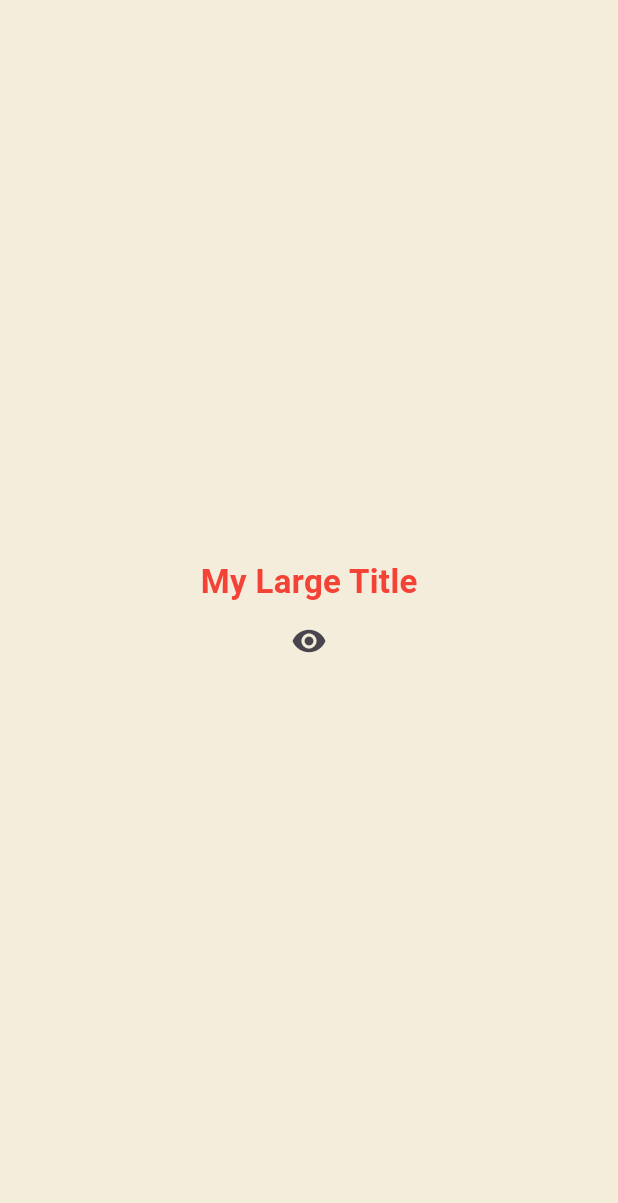
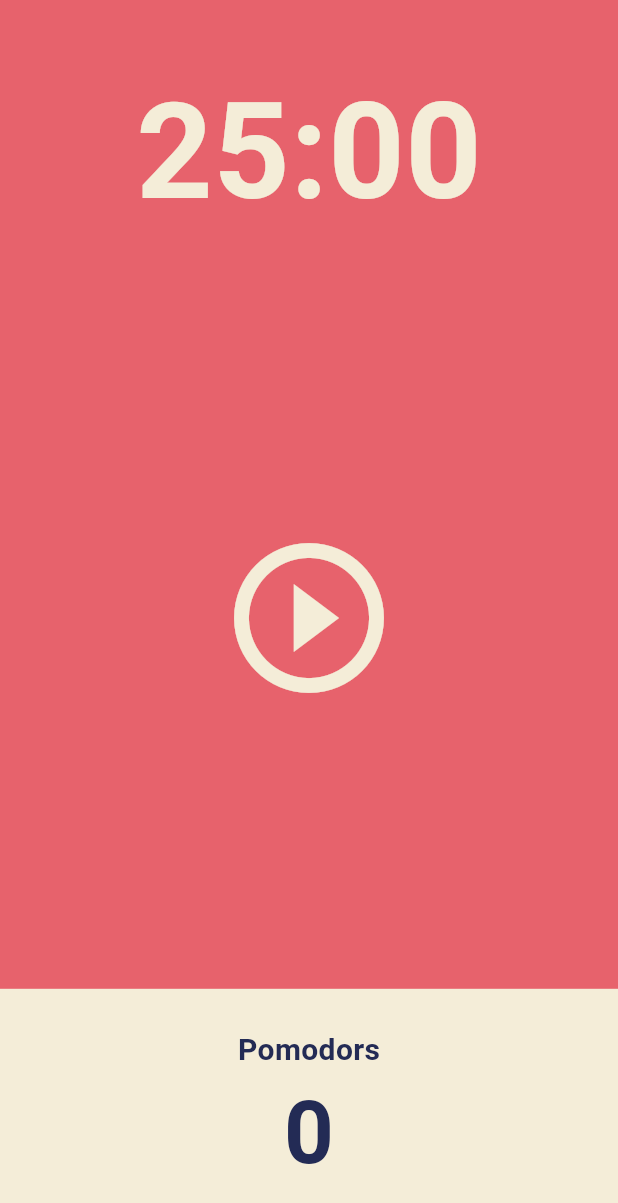
Before and after one commit to jhk3261/toonflix, a Flutter app: the screen it shows after launch, on a phone screen of 412 x 824 dp. Shown: the top 1203 px of the screen. Run offline on Flutter 3.47's test engine with Material 3 defaults, Android fonts, the phone set to English and light mode, and no system bars.

Commit message:
뽀모도로앱 #1
- UI디자인 완료
- 한 화면 만들기
- flexible 공부(flex 속성으로 비율 조정)
- 구역 너비 확장하는 법

```diff
--- a/lib/main.dart
+++ b/lib/main.dart
@@ -1,108 +1,28 @@
 import 'package:flutter/material.dart';
+import 'package:toonflix/screens/home_screen.dart';
 
 void main() {
   runApp(const App());
 }
 
-class App extends StatefulWidget {
+class App extends StatelessWidget {
   const App({super.key});
-
-  @override
-  State<App> createState() => _AppState();
-}
-
-//UI구축
-class _AppState extends State<App> {
-  // List<int> numbers = [];
-  // int counter = 0;
-  bool showTitle = true;
-
-  void toggleTitle() {
-    setState(() {
-      showTitle = !showTitle;
-    });
-  }
-
-  void onClicked() {
-    setState(() {
-      //데이터변경 알리는 함수 (없다면 build함수 실행 안 됨)
-      //데이터 변경을 무조건 여기 넣어야하나? 답은 노. (넣으면 가독성은 좋다.)
-      // numbers.add(numbers.length);
-    });
-  }
 
   @override
   Widget build(BuildContext context) {
     return MaterialApp(
-        theme: ThemeData(
-          textTheme: const TextTheme(
-            titleLarge: TextStyle(
-              color: Colors.red,
-            ),
+      theme: ThemeData(
+        //backgroundColor 바로 쓰면 오류! (옛날버젼)
+        scaffoldBackgroundColor: const Color(0xFFE7626C),
+        textTheme: const TextTheme(
+          //headline1 오류
+          headlineLarge: TextStyle(
+            color: Color(0XFF232B55),
           ),
         ),
-        home: Scaffold(
-          backgroundColor: const Color(0xFFF4EDDB),
-          body: Center(
-            child: Column(
-              mainAxisAlignment: MainAxisAlignment.center,
-              children: [
-                showTitle ? const MyLargeTitle() : const Text('nothing'),
-                IconButton(
-                    onPressed: toggleTitle,
-                    icon: const Icon(Icons.remove_red_eye))
-                // for (var n in numbers) Text('$n'),
-                // Text(
-                //   '$counter',
-                //   style: const TextStyle(
-                //     fontSize: 20,
-                //   ),
-                // ),
-                // IconButton(
-                //     onPressed: onClicked, icon: const Icon(Icons.add_box_rounded))
-              ],
-            ),
-          ),
-        ));
-  }
-}
-
-//appstate에서 위젯 분리
-class MyLargeTitle extends StatefulWidget {
-  const MyLargeTitle({
-    super.key,
-  });
-
-  @override
-  State<MyLargeTitle> createState() => _MyLargeTitleState();
-}
-
-class _MyLargeTitleState extends State<MyLargeTitle> {
-  @override
-  void initState() {
-    //상태초기화메소드 -> 부모요소에 의존하는 데이터 초기화 시 사용
-    //항상 build보다 먼저 호출 (단 한 번만 호출됨)
-    super.initState();
-  }
-
-  @override
-  void dispose() {
-    //api업데이트, 이벤트 리스너로부터 구독 취소나 form의 리스너에서 벗어날 때,
-    //무언가를 취소하는 곳.
-    super.dispose();
-  }
-
-  //context : 상위요소의 모든 정보 (부모요소에 대한 모든 정보)
-  @override
-  Widget build(BuildContext context) {
-    return Text(
-      'My Large Title',
-      style: TextStyle(
-        fontSize: 22,
-        fontWeight: FontWeight.bold,
-        color: Theme.of(context).textTheme.titleLarge!.color,
-        //!(느낌표) or ?(물음표)
+        cardColor: const Color(0XFFF4EDD8),
       ),
+      home: const HomeScreen(),
     );
   }
 }
--- /dev/null
+++ b/lib/screens/home_screen.dart
@@ -0,0 +1,89 @@
+import 'package:flutter/material.dart';
+
+class HomeScreen extends StatefulWidget {
+  const HomeScreen({super.key});
+
+  @override
+  State<HomeScreen> createState() => _HomeScreenState();
+}
+
+class _HomeScreenState extends State<HomeScreen> {
+  @override
+  Widget build(BuildContext context) {
+    return Scaffold(
+      backgroundColor: Theme.of(context).scaffoldBackgroundColor,
+      body: Column(
+        children: [
+          //UI기반 유연하게 만들어줌
+          Flexible(
+            flex: 1, //기본값 (비율을 설정할 수 있다)
+            child: Container(
+              alignment: Alignment.bottomCenter, //찾아보기?
+              child: Text(
+                "25:00",
+                style: TextStyle(
+                  color: Theme.of(context).cardColor,
+                  fontSize: 89,
+                  fontWeight: FontWeight.w600,
+                ),
+              ),
+            ),
+          ),
+          Flexible(
+            flex: 3,
+            child: Center(
+              child: IconButton(
+                iconSize: 120,
+                color: Theme.of(context).cardColor,
+                onPressed: () {},
+                icon: const Icon(Icons.play_circle_outline),
+              ),
+            ),
+          ),
+          Flexible(
+            flex: 1,
+            child: Row(
+              //밑구역 너비 확장 1번
+              children: [
+                Expanded(
+                  //밑구역 너비 확장 2번
+                  child: Container(
+                    decoration:
+                        BoxDecoration(color: Theme.of(context).cardColor),
+                    child: Column(
+                      mainAxisAlignment: MainAxisAlignment.center,
+                      children: [
+                        Text(
+                          'Pomodors',
+                          style: TextStyle(
+                            fontSize: 20,
+                            fontWeight: FontWeight.w600,
+                            color: Theme.of(context)
+                                .textTheme
+                                .headlineLarge!
+                                .color,
+                          ),
+                        ),
+                        Text(
+                          '0',
+                          style: TextStyle(
+                            fontSize: 58,
+                            fontWeight: FontWeight.w600,
+                            color: Theme.of(context)
+                                .textTheme
+                                .headlineLarge!
+                                .color,
+                          ),
+                        ),
+                      ],
+                    ),
+                  ),
+                ),
+              ],
+            ),
+          ),
+        ],
+      ),
+    );
+  }
+}
--- /dev/null
+++ b/lib/secondUI.dart
@@ -0,0 +1,108 @@
+import 'package:flutter/material.dart';
+
+void main() {
+  runApp(const App());
+}
+
+class App extends StatefulWidget {
+  const App({super.key});
+
+  @override
+  State<App> createState() => _AppState();
+}
+
+//UI구축
+class _AppState extends State<App> {
+  // List<int> numbers = [];
+  // int counter = 0;
+  bool showTitle = true;
+
+  void toggleTitle() {
+    setState(() {
+      showTitle = !showTitle;
+    });
+  }
+
+  void onClicked() {
+    setState(() {
+      //데이터변경 알리는 함수 (없다면 build함수 실행 안 됨)
+      //데이터 변경을 무조건 여기 넣어야하나? 답은 노. (넣으면 가독성은 좋다.)
+      // numbers.add(numbers.length);
+    });
+  }
+
+  @override
+  Widget build(BuildContext context) {
+    return MaterialApp(
+        theme: ThemeData(
+          textTheme: const TextTheme(
+            titleLarge: TextStyle(
+              color: Colors.red,
+            ),
+          ),
+        ),
+        home: Scaffold(
+          backgroundColor: const Color(0xFFF4EDDB),
+          body: Center(
+            child: Column(
+              mainAxisAlignment: MainAxisAlignment.center,
+              children: [
+                showTitle ? const MyLargeTitle() : const Text('nothing'),
+                IconButton(
+                    onPressed: toggleTitle,
+                    icon: const Icon(Icons.remove_red_eye))
+                // for (var n in numbers) Text('$n'),
+                // Text(
+                //   '$counter',
+                //   style: const TextStyle(
+                //     fontSize: 20,
+                //   ),
+                // ),
+                // IconButton(
+                //     onPressed: onClicked, icon: const Icon(Icons.add_box_rounded))
+              ],
+            ),
+          ),
+        ));
+  }
+}
+
+//appstate에서 위젯 분리
+class MyLargeTitle extends StatefulWidget {
+  const MyLargeTitle({
+    super.key,
+  });
+
+  @override
+  State<MyLargeTitle> createState() => _MyLargeTitleState();
+}
+
+class _MyLargeTitleState extends State<MyLargeTitle> {
+  @override
+  void initState() {
+    //상태초기화메소드 -> 부모요소에 의존하는 데이터 초기화 시 사용
+    //항상 build보다 먼저 호출 (단 한 번만 호출됨)
+    super.initState();
+  }
+
+  @override
+  void dispose() {
+    //api업데이트, 이벤트 리스너로부터 구독 취소나 form의 리스너에서 벗어날 때,
+    //무언가를 취소하는 곳.
+    super.dispose();
+  }
+
+  //context : 상위요소의 모든 정보 (부모요소에 대한 모든 정보)
+  @override
+  Widget build(BuildContext context) {
+    return Text(
+      'My Large Title',
+      style: TextStyle(
+        fontSize: 22,
+        fontWeight: FontWeight.bold,
+        color: Theme.of(context).textTheme.titleLarge!.color,
+        //!(느낌표) or ?(물음표)
+      ),
+    );
+  }
+}
```
